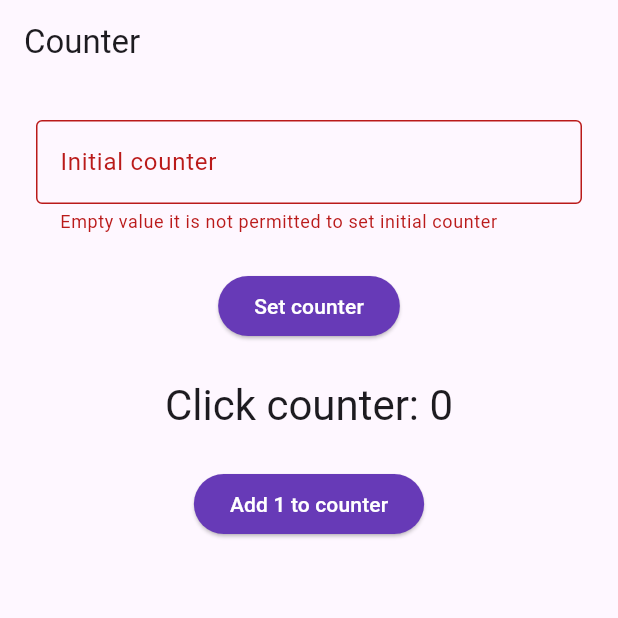
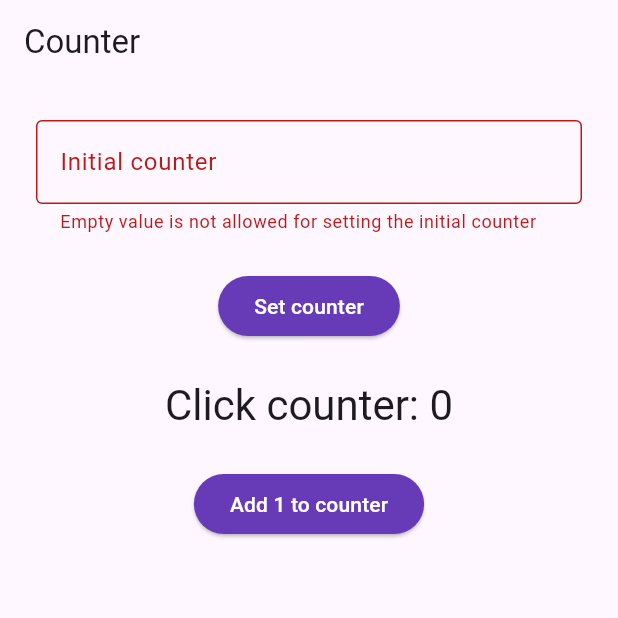
Before and after one commit to Spaccesi/counter, a Flutter app: the screen it shows after launch, after a tap on "Set counter", on a phone screen of 412 x 824 dp, the top half of it. Run offline on Flutter 3.47's test engine with Material 3 defaults, Android fonts, the phone set to English and light mode, and no system bars.

Commit message:
Warning texts improved

```diff
--- a/lib/modules/counter.dart
+++ b/lib/modules/counter.dart
@@ -36,13 +36,13 @@ class _CounterPageState extends State<CounterPage> {
                 ],
                 validator: (value) {
                   if (value == null || value.isEmpty) {
-                    return "Empty value it is not permitted to set initial counter";
+                    return "Empty value is not allowed for setting the initial counter";
                   }
                   try {
                     int.parse(value);
                     return null;
                   } catch (e) {
-                    return "Something went wrong! Try again.";
+                    return "Something has gone wrong. Try again.";
                   }
                 },
                 decoration: const InputDecoration(
```
